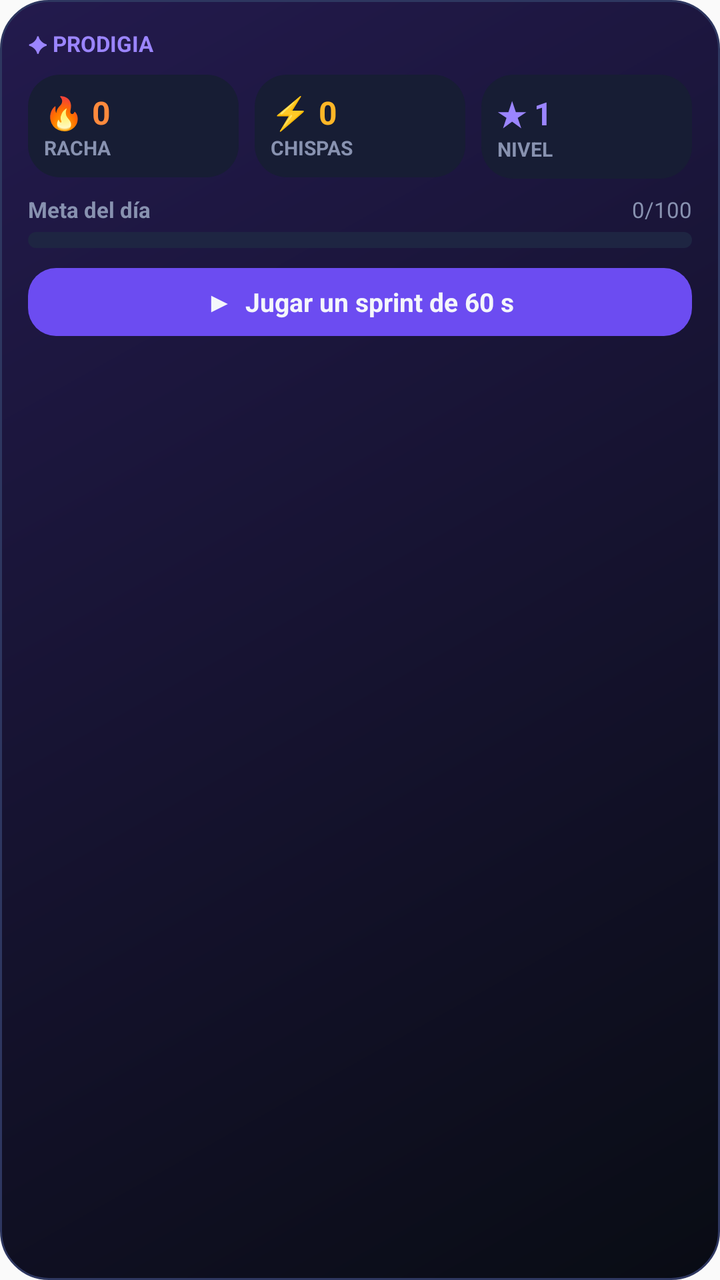
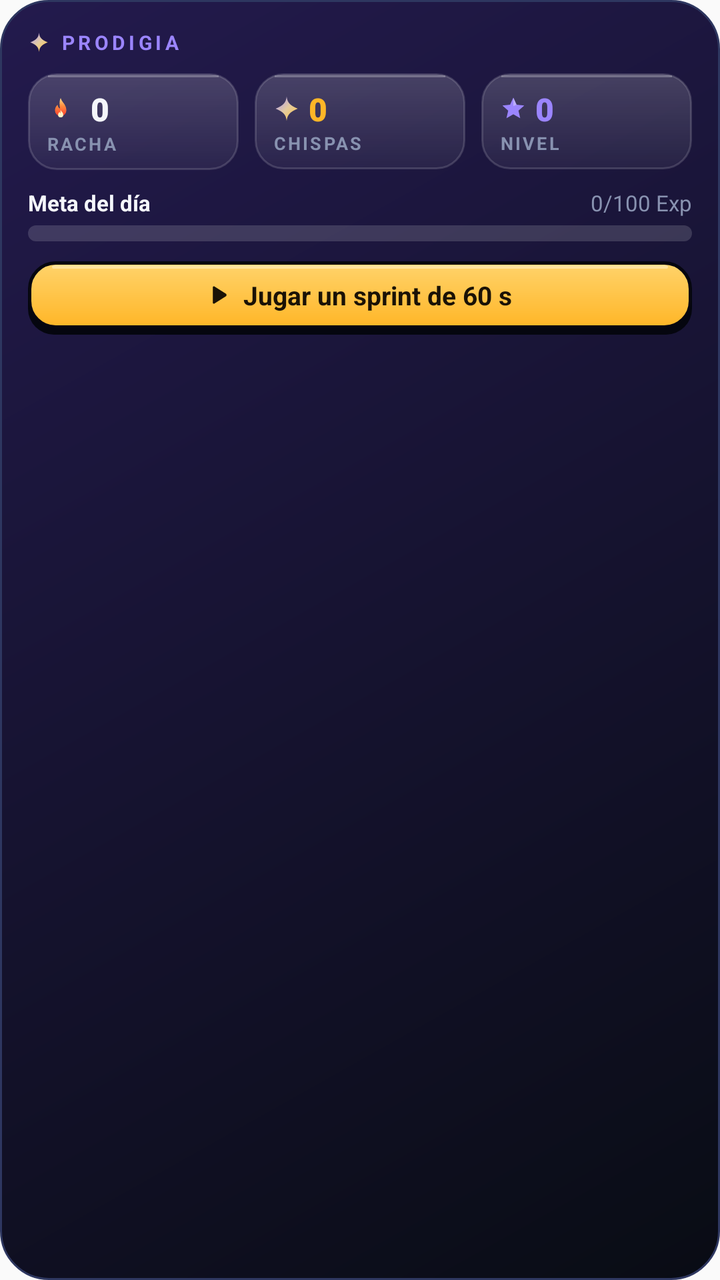

An Android layout rendered at two revisions. The XML below is the earlier revision; the diff shows what the commit changed to produce the second picture.
<!-- AndroidManifest.xml: another module's application theme AppTheme -->
<!-- res/layout/widget_progreso.xml -->
<?xml version="1.0" encoding="utf-8"?>
<LinearLayout xmlns:android="http://schemas.android.com/apk/res/android"
  android:id="@+id/wp_raiz"
  android:layout_width="match_parent"
  android:layout_height="match_parent"
  android:background="@drawable/wp_fondo"
  android:orientation="vertical"
  android:padding="14dp">

  <LinearLayout
    android:layout_width="match_parent"
    android:layout_height="wrap_content"
    android:orientation="horizontal"
    android:gravity="center_vertical">
    <TextView
      android:layout_width="0dp"
      android:layout_height="wrap_content"
      android:layout_weight="1"
      android:text="✦ PRODIGIA"
      android:textColor="@color/wp_neon"
      android:textSize="11sp"
      android:textStyle="bold" />
    <TextView
      android:id="@+id/wp_saludo"
      android:layout_width="wrap_content"
      android:layout_height="wrap_content"
      android:maxLines="1"
      android:ellipsize="end"
      android:text=""
      android:textColor="@color/wp_texto2"
      android:textSize="11sp" />
  </LinearLayout>

  <LinearLayout
    android:layout_width="match_parent"
    android:layout_height="wrap_content"
    android:layout_marginTop="8dp"
    android:orientation="horizontal">
    <LinearLayout android:layout_width="0dp" android:layout_height="wrap_content" android:layout_weight="1" android:background="@drawable/wp_caja" android:orientation="vertical" android:padding="8dp">
      <TextView android:id="@+id/wp_racha" android:layout_width="wrap_content" android:layout_height="wrap_content" android:maxLines="1" android:text="🔥 0" android:textColor="@color/wp_racha" android:textSize="16sp" android:textStyle="bold" />
      <TextView android:layout_width="wrap_content" android:layout_height="wrap_content" android:text="RACHA" android:textColor="@color/wp_texto2" android:textSize="10sp" android:textStyle="bold" />
    </LinearLayout>
    <LinearLayout android:layout_width="0dp" android:layout_height="wrap_content" android:layout_weight="1" android:layout_marginStart="8dp" android:background="@drawable/wp_caja" android:orientation="vertical" android:padding="8dp">
      <TextView android:id="@+id/wp_chispas" android:layout_width="wrap_content" android:layout_height="wrap_content" android:maxLines="1" android:text="⚡ 0" android:textColor="@color/wp_logro" android:textSize="16sp" android:textStyle="bold" />
      <TextView android:layout_width="wrap_content" android:layout_height="wrap_content" android:text="CHISPAS" android:textColor="@color/wp_texto2" android:textSize="10sp" android:textStyle="bold" />
    </LinearLayout>
    <LinearLayout android:layout_width="0dp" android:layout_height="wrap_content" android:layout_weight="1" android:layout_marginStart="8dp" android:background="@drawable/wp_caja" android:orientation="vertical" android:padding="8dp">
      <TextView android:id="@+id/wp_nivel" android:layout_width="wrap_content" android:layout_height="wrap_content" android:maxLines="1" android:text="★ 1" android:textColor="@color/wp_neon" android:textSize="16sp" android:textStyle="bold" />
      <TextView android:layout_width="wrap_content" android:layout_height="wrap_content" android:text="NIVEL" android:textColor="@color/wp_texto2" android:textSize="10sp" android:textStyle="bold" />
    </LinearLayout>
  </LinearLayout>

  <LinearLayout
    android:layout_width="match_parent"
    android:layout_height="wrap_content"
    android:layout_marginTop="8dp"
    android:orientation="horizontal">
    <TextView
      android:id="@+id/wp_meta_texto"
      android:layout_width="0dp"
      android:layout_height="wrap_content"
      android:layout_weight="1"
      android:text="Meta del día"
      android:textColor="@color/wp_texto2"
      android:textSize="11sp"
      android:textStyle="bold" />
    <TextView
      android:id="@+id/wp_meta_numeros"
      android:layout_width="wrap_content"
      android:layout_height="wrap_content"
      android:text="0/100"
      android:textColor="@color/wp_texto2"
      android:textSize="11sp" />
  </LinearLayout>

  <ProgressBar
    android:id="@+id/wp_meta"
    style="@android:style/Widget.ProgressBar.Horizontal"
    android:layout_width="match_parent"
    android:layout_height="8dp"
    android:layout_marginTop="4dp"
    android:max="100"
    android:progress="0"
    android:progressDrawable="@drawable/wp_barra" />

  <TextView
    android:id="@+id/wp_jugar"
    android:layout_width="match_parent"
    android:layout_height="wrap_content"
    android:layout_marginTop="10dp"
    android:background="@drawable/wp_boton"
    android:gravity="center"
    android:paddingTop="8dp"
    android:paddingBottom="8dp"
    android:text="▶  Jugar un sprint de 60 s"
    android:textColor="@color/wp_texto"
    android:textSize="13sp"
    android:textStyle="bold" />
</LinearLayout>
<!-- resources referenced by this layout -->
<resources>
  <color name="wp_racha">#FF8A3D</color>
  <!-- drawable wp_barra (drawable) -->
  <?xml version="1.0" encoding="utf-8"?>
  <layer-list xmlns:android="http://schemas.android.com/apk/res/android">
    <item android:id="@android:id/background">
      <shape><solid android:color="#1E2542" /><corners android:radius="4dp" /></shape>
    </item>
    <item android:id="@android:id/progress">
      <clip><shape><solid android:color="#9B85FF" /><corners android:radius="4dp" /></shape></clip>
    </item>
  </layer-list>
  <!-- drawable wp_boton (drawable) -->
  <?xml version="1.0" encoding="utf-8"?>
  <shape xmlns:android="http://schemas.android.com/apk/res/android" android:shape="rectangle">
    <solid android:color="#6C4CF1" />
    <corners android:radius="14dp" />
  </shape>
  <!-- drawable wp_caja (drawable) -->
  <?xml version="1.0" encoding="utf-8"?>
  <shape xmlns:android="http://schemas.android.com/apk/res/android" android:shape="rectangle">
    <solid android:color="#171D34" />
    <corners android:radius="16dp" />
  </shape>
  <!-- unchanged entries left out for length: 6 -->
</resources>

<!-- the commit's change to res/layout/widget_progreso.xml (unified diff, before → after) -->
@@ -1,24 +1,43 @@
 <?xml version="1.0" encoding="utf-8"?>
-<LinearLayout xmlns:android="http://schemas.android.com/apk/res/android"
+<FrameLayout xmlns:android="http://schemas.android.com/apk/res/android"
   android:id="@+id/wp_raiz"
   android:layout_width="match_parent"
   android:layout_height="match_parent"
-  android:background="@drawable/wp_fondo"
-  android:orientation="vertical"
-  android:padding="14dp">
+  android:background="@drawable/wp_fondo">
+
+  <ViewFlipper
+    android:layout_width="match_parent"
+    android:layout_height="match_parent"
+    android:autoStart="true"
+    android:flipInterval="1400"
+    android:inAnimation="@android:anim/fade_in"
+    android:outAnimation="@android:anim/fade_out">
+    <ImageView android:id="@+id/wp_f0" android:layout_width="match_parent" android:layout_height="match_parent" android:scaleType="fitXY" android:importantForAccessibility="no" />
+    <ImageView android:id="@+id/wp_f1" android:layout_width="match_parent" android:layout_height="match_parent" android:scaleType="fitXY" android:importantForAccessibility="no" />
+    <ImageView android:id="@+id/wp_f2" android:layout_width="match_parent" android:layout_height="match_parent" android:scaleType="fitXY" android:importantForAccessibility="no" />
+  </ViewFlipper>
+
+  <LinearLayout
+    android:layout_width="match_parent"
+    android:layout_height="match_parent"
+    android:orientation="vertical"
+    android:padding="14dp">
 
   <LinearLayout
     android:layout_width="match_parent"
     android:layout_height="wrap_content"
     android:orientation="horizontal"
     android:gravity="center_vertical">
+    <ImageView android:layout_width="11dp" android:layout_height="11dp" android:src="@drawable/wp_chispa" android:importantForAccessibility="no" />
     <TextView
       android:layout_width="0dp"
       android:layout_height="wrap_content"
       android:layout_weight="1"
-      android:text="✦ PRODIGIA"
+      android:layout_marginStart="5dp"
+      android:letterSpacing="0.18"
+      android:text="PRODIGIA"
       android:textColor="@color/wp_neon"
-      android:textSize="11sp"
+      android:textSize="10sp"
       android:textStyle="bold" />
     <TextView
       android:id="@+id/wp_saludo"
@@ -36,24 +55,37 @@
     android:layout_height="wrap_content"
     android:layout_marginTop="8dp"
     android:orientation="horizontal">
-    <LinearLayout android:layout_width="0dp" android:layout_height="wrap_content" android:layout_weight="1" android:background="@drawable/wp_caja" android:orientation="vertical" android:padding="8dp">
-      <TextView android:id="@+id/wp_racha" android:layout_width="wrap_content" android:layout_height="wrap_content" android:maxLines="1" android:text="🔥 0" android:textColor="@color/wp_racha" android:textSize="16sp" android:textStyle="bold" />
-      <TextView android:layout_width="wrap_content" android:layout_height="wrap_content" android:text="RACHA" android:textColor="@color/wp_texto2" android:textSize="10sp" android:textStyle="bold" />
+    <LinearLayout android:layout_width="0dp" android:layout_height="wrap_content" android:layout_weight="1" android:background="@drawable/wp_caja" android:orientation="vertical" android:paddingStart="9dp" android:paddingEnd="6dp" android:paddingTop="7dp" android:paddingBottom="7dp">
+      <LinearLayout android:layout_width="wrap_content" android:layout_height="wrap_content" android:orientation="horizontal" android:gravity="center_vertical">
+        <ViewFlipper android:layout_width="22dp" android:layout_height="22dp" android:layout_marginStart="-4dp" android:autoStart="true" android:flipInterval="650" android:inAnimation="@android:anim/fade_in" android:outAnimation="@android:anim/fade_out">
+          <ImageView android:id="@+id/wp_m0" android:layout_width="match_parent" android:layout_height="match_parent" android:src="@drawable/wp_llama" android:importantForAccessibility="no" />
+          <ImageView android:id="@+id/wp_m1" android:layout_width="match_parent" android:layout_height="match_parent" android:src="@drawable/wp_llama" android:importantForAccessibility="no" />
+          <ImageView android:id="@+id/wp_m2" android:layout_width="match_parent" android:layout_height="match_parent" android:src="@drawable/wp_llama" android:importantForAccessibility="no" />
+        </ViewFlipper>
+        <TextView android:id="@+id/wp_racha" android:layout_width="wrap_content" android:layout_height="wrap_content" android:layout_marginStart="4dp" android:maxLines="1" android:fontFamily="sans-serif-black" android:text="0" android:textColor="@color/wp_texto" android:textSize="16sp" />
+      </LinearLayout>
+      <TextView android:layout_width="wrap_content" android:layout_height="wrap_content" android:letterSpacing="0.12" android:text="RACHA" android:textColor="@color/wp_texto2" android:textSize="9sp" android:textStyle="bold" />
     </LinearLayout>
-    <LinearLayout android:layout_width="0dp" android:layout_height="wrap_content" android:layout_weight="1" android:layout_marginStart="8dp" android:background="@drawable/wp_caja" android:orientation="vertical" android:padding="8dp">
-      <TextView android:id="@+id/wp_chispas" android:layout_width="wrap_content" android:layout_height="wrap_content" android:maxLines="1" android:text="⚡ 0" android:textColor="@color/wp_logro" android:textSize="16sp" android:textStyle="bold" />
-      <TextView android:layout_width="wrap_content" android:layout_height="wrap_content" android:text="CHISPAS" android:textColor="@color/wp_texto2" android:textSize="10sp" android:textStyle="bold" />
+    <LinearLayout android:layout_width="0dp" android:layout_height="wrap_content" android:layout_weight="1" android:layout_marginStart="8dp" android:background="@drawable/wp_caja" android:orientation="vertical" android:paddingStart="9dp" android:paddingEnd="6dp" android:paddingTop="7dp" android:paddingBottom="7dp">
+      <LinearLayout android:layout_width="wrap_content" android:layout_height="wrap_content" android:orientation="horizontal" android:gravity="center_vertical">
+        <ImageView android:layout_width="14dp" android:layout_height="14dp" android:src="@drawable/wp_chispa" android:importantForAccessibility="no" />
+        <TextView android:id="@+id/wp_chispas" android:layout_width="wrap_content" android:layout_height="wrap_content" android:layout_marginStart="4dp" android:maxLines="1" android:fontFamily="sans-serif-black" android:text="0" android:textColor="@color/wp_logro" android:textSize="16sp" />
+      </LinearLayout>
+      <TextView android:layout_width="wrap_content" android:layout_height="wrap_content" android:letterSpacing="0.12" android:text="CHISPAS" android:textColor="@color/wp_texto2" android:textSize="9sp" android:textStyle="bold" />
     </LinearLayout>
-    <LinearLayout android:layout_width="0dp" android:layout_height="wrap_content" android:layout_weight="1" android:layout_marginStart="8dp" android:background="@drawable/wp_caja" android:orientation="vertical" android:padding="8dp">
-      <TextView android:id="@+id/wp_nivel" android:layout_width="wrap_content" android:layout_height="wrap_content" android:maxLines="1" android:text="★ 1" android:textColor="@color/wp_neon" android:textSize="16sp" android:textStyle="bold" />
-      <TextView android:layout_width="wrap_content" android:layout_height="wrap_content" android:text="NIVEL" android:textColor="@color/wp_texto2" android:textSize="10sp" android:textStyle="bold" />
+    <LinearLayout android:layout_width="0dp" android:layout_height="wrap_content" android:layout_weight="1" android:layout_marginStart="8dp" android:background="@drawable/wp_caja" android:orientation="vertical" android:paddingStart="9dp" android:paddingEnd="6dp" android:paddingTop="7dp" android:paddingBottom="7dp">
+      <LinearLayout android:layout_width="wrap_content" android:layout_height="wrap_content" android:orientation="horizontal" android:gravity="center_vertical">
+        <ImageView android:layout_width="14dp" android:layout_height="14dp" android:src="@drawable/wp_estrella" android:importantForAccessibility="no" />
+        <TextView android:id="@+id/wp_nivel" android:layout_width="wrap_content" android:layout_height="wrap_content" android:layout_marginStart="4dp" android:maxLines="1" android:fontFamily="sans-serif-black" android:text="0" android:textColor="@color/wp_neon" android:textSize="16sp" />
+      </LinearLayout>
+      <TextView android:layout_width="wrap_content" android:layout_height="wrap_content" android:letterSpacing="0.12" android:text="NIVEL" android:textColor="@color/wp_texto2" android:textSize="9sp" android:textStyle="bold" />
     </LinearLayout>
   </LinearLayout>
 
   <LinearLayout
     android:layout_width="match_parent"
     android:layout_height="wrap_content"
-    android:layout_marginTop="8dp"
+    android:layout_marginTop="9dp"
     android:orientation="horizontal">
     <TextView
       android:id="@+id/wp_meta_texto"
@@ -61,14 +93,14 @@
       android:layout_height="wrap_content"
       android:layout_weight="1"
       android:text="Meta del día"
-      android:textColor="@color/wp_texto2"
+      android:textColor="@color/wp_texto"
       android:textSize="11sp"
       android:textStyle="bold" />
     <TextView
       android:id="@+id/wp_meta_numeros"
       android:layout_width="wrap_content"
       android:layout_height="wrap_content"
-      android:text="0/100"
+      android:text="0/100 Exp"
       android:textColor="@color/wp_texto2"
       android:textSize="11sp" />
   </LinearLayout>
@@ -83,17 +115,25 @@
     android:progress="0"
     android:progressDrawable="@drawable/wp_barra" />
 
-  <TextView
+  <LinearLayout
     android:id="@+id/wp_jugar"
     android:layout_width="match_parent"
     android:layout_height="wrap_content"
     android:layout_marginTop="10dp"
     android:background="@drawable/wp_boton"
     android:gravity="center"
+    android:orientation="horizontal"
     android:paddingTop="8dp"
-    android:paddingBottom="8dp"
-    android:text="▶  Jugar un sprint de 60 s"
-    android:textColor="@color/wp_texto"
-    android:textSize="13sp"
-    android:textStyle="bold" />
-</LinearLayout>
+    android:paddingBottom="11dp">
+    <ImageView android:layout_width="11dp" android:layout_height="11dp" android:src="@drawable/wp_jugar" android:importantForAccessibility="no" />
+    <TextView
+      android:layout_width="wrap_content"
+      android:layout_height="wrap_content"
+      android:layout_marginStart="7dp"
+      android:text="Jugar un sprint de 60 s"
+      android:textColor="#1A1206"
+      android:textSize="13sp"
+      android:textStyle="bold" />
+  </LinearLayout>
+  </LinearLayout>
+</FrameLayout>
<!-- resource entries referenced after the edit -->
@@ -1,28 +1,120 @@
 <!-- resources referenced by this layout -->
 <resources>
-  <color name="wp_racha">#FF8A3D</color>
   <!-- drawable wp_barra (drawable) -->
   <?xml version="1.0" encoding="utf-8"?>
   <layer-list xmlns:android="http://schemas.android.com/apk/res/android">
     <item android:id="@android:id/background">
-      <shape><solid android:color="#1E2542" /><corners android:radius="4dp" /></shape>
+      <shape>
+        <solid android:color="#26FFFFFF" />
+        <corners android:radius="4dp" />
+      </shape>
     </item>
     <item android:id="@android:id/progress">
-      <clip><shape><solid android:color="#9B85FF" /><corners android:radius="4dp" /></shape></clip>
+      <clip>
+        <shape>
+          <gradient android:angle="0" android:startColor="#FF7C5CFF" android:centerColor="#FFB98CFF" android:endColor="#FFFFC53D" />
+          <corners android:radius="4dp" />
+        </shape>
+      </clip>
     </item>
   </layer-list>
   <!-- drawable wp_boton (drawable) -->
   <?xml version="1.0" encoding="utf-8"?>
-  <shape xmlns:android="http://schemas.android.com/apk/res/android" android:shape="rectangle">
-    <solid android:color="#6C4CF1" />
-    <corners android:radius="14dp" />
-  </shape>
+  <layer-list xmlns:android="http://schemas.android.com/apk/res/android">
+    <item android:top="3dp">
+      <shape android:shape="rectangle">
+        <solid android:color="#FF05060F" />
+        <corners android:radius="13dp" />
+      </shape>
+    </item>
+    <item android:bottom="3dp">
+      <shape android:shape="rectangle">
+        <gradient android:angle="270" android:startColor="#FFFFD36B" android:endColor="#FFFFB627" />
+        <corners android:radius="13dp" />
+        <stroke android:width="1.5dp" android:color="#FF05060F" />
+      </shape>
+    </item>
+    <item android:bottom="3dp" android:left="12dp" android:right="12dp" android:top="2dp" android:gravity="top" android:height="1.5dp">
+      <shape android:shape="rectangle">
+        <solid android:color="#80FFF6D6" />
+        <corners android:radius="1dp" />
+      </shape>
+    </item>
+  </layer-list>
   <!-- drawable wp_caja (drawable) -->
   <?xml version="1.0" encoding="utf-8"?>
-  <shape xmlns:android="http://schemas.android.com/apk/res/android" android:shape="rectangle">
-    <solid android:color="#171D34" />
-    <corners android:radius="16dp" />
-  </shape>
+  <layer-list xmlns:android="http://schemas.android.com/apk/res/android">
+    <item>
+      <shape android:shape="rectangle">
+        <gradient android:angle="270" android:startColor="#2EFFFFFF" android:endColor="#0DFFFFFF" />
+        <corners android:radius="14dp" />
+        <stroke android:width="1dp" android:color="#26FFFFFF" />
+      </shape>
+    </item>
+    <item android:left="10dp" android:right="10dp" android:top="1dp" android:gravity="top" android:height="1dp">
+      <shape android:shape="rectangle">
+        <solid android:color="#40FFFFFF" />
+      </shape>
+    </item>
+  </layer-list>
+  <!-- drawable wp_chispa (drawable) -->
+  <?xml version="1.0" encoding="utf-8"?>
+  <vector xmlns:android="http://schemas.android.com/apk/res/android"
+    xmlns:aapt="http://schemas.android.com/aapt"
+    android:width="24dp"
+    android:height="24dp"
+    android:viewportWidth="24"
+    android:viewportHeight="24">
+    <path android:pathData="M12,1.5 C12.6,6.5 14.4,9.1 21.5,12 C14.4,14.9 12.6,17.5 12,22.5 C11.4,17.5 9.6,14.9 2.5,12 C9.6,9.1 11.4,6.5 12,1.5 Z">
+      <aapt:attr name="android:fillColor">
+        <gradient android:type="linear" android:startX="2" android:startY="2" android:endX="22" android:endY="22">
+          <item android:offset="0" android:color="#FFA794FF" />
+          <item android:offset="0.5" android:color="#FFE4CBA0" />
+          <item android:offset="1" android:color="#FFFFC53D" />
+        </gradient>
+      </aapt:attr>
+    </path>
+  </vector>
+  <!-- drawable wp_estrella (drawable) -->
+  <?xml version="1.0" encoding="utf-8"?>
+  <vector xmlns:android="http://schemas.android.com/apk/res/android"
+    android:width="24dp"
+    android:height="24dp"
+    android:viewportWidth="24"
+    android:viewportHeight="24">
+    <path android:fillColor="#FF9B85FF" android:pathData="M12,2.5 L14.8,8.6 L21.4,9.3 L16.4,13.7 L17.9,20.2 L12,16.8 L6.1,20.2 L7.6,13.7 L2.6,9.3 L9.2,8.6 Z" />
+    <path android:fillColor="#55FFFFFF" android:pathData="M12,2.5 L14.8,8.6 L12,9.8 Z" />
+  </vector>
+  <!-- drawable wp_jugar (drawable) -->
+  <?xml version="1.0" encoding="utf-8"?>
+  <vector xmlns:android="http://schemas.android.com/apk/res/android"
+    android:width="24dp"
+    android:height="24dp"
+    android:viewportWidth="24"
+    android:viewportHeight="24">
+    <path android:fillColor="#FF1A1206" android:pathData="M6,3.5 C6,2.7 6.9,2.2 7.6,2.6 L20.4,10.7 C21.1,11.1 21.1,12.9 20.4,13.3 L7.6,21.4 C6.9,21.8 6,21.3 6,20.5 Z" />
+  </vector>
+  <!-- drawable wp_llama (drawable) -->
+  <?xml version="1.0" encoding="utf-8"?>
+  <vector xmlns:android="http://schemas.android.com/apk/res/android"
+    xmlns:aapt="http://schemas.android.com/aapt"
+    android:width="24dp"
+    android:height="24dp"
+    android:viewportWidth="24"
+    android:viewportHeight="24">
+    <group android:pivotX="12" android:pivotY="12" android:scaleX="0.62" android:scaleY="0.62">
+      <path android:pathData="M12,2 C13,6 17,7.5 17,13 A5,5 0 0,1 7,13 C7,10.6 8.1,9.1 9.3,8 C9.5,9.8 10.3,10.9 11.5,11.3 C11,8.6 10.6,5 12,2 Z">
+        <aapt:attr name="android:fillColor">
+          <gradient android:type="linear" android:startX="12" android:startY="2" android:endX="12" android:endY="18">
+            <item android:offset="0" android:color="#FFFFE08A" />
+            <item android:offset="0.45" android:color="#FFFF8A3D" />
+            <item android:offset="1" android:color="#FFFF3D2E" />
+          </gradient>
+        </aapt:attr>
+      </path>
+      <path android:fillColor="#FFFFF3C4" android:pathData="M12,12.5 C12.5,14.1 14.3,14.7 14.3,16.8 A2.3,2.3 0 0,1 9.7,16.8 C9.7,15.6 10.6,14.8 11.1,14.2 C11.2,14.8 11.5,15.2 12,15.3 C11.8,14.3 11.7,13.4 12,12.5 Z" />
+    </group>
+  </vector>
   <!-- unchanged entries left out for length: 6 -->
 </resources>
 
